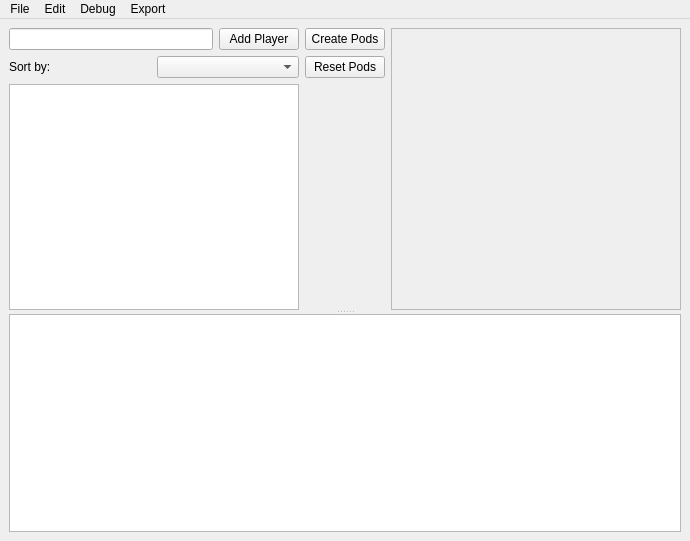
This is ui/MainWindow.ui in eVen-gits/EDH_matchmaker as Qt 5 draws it before an edit. The edited form follows.
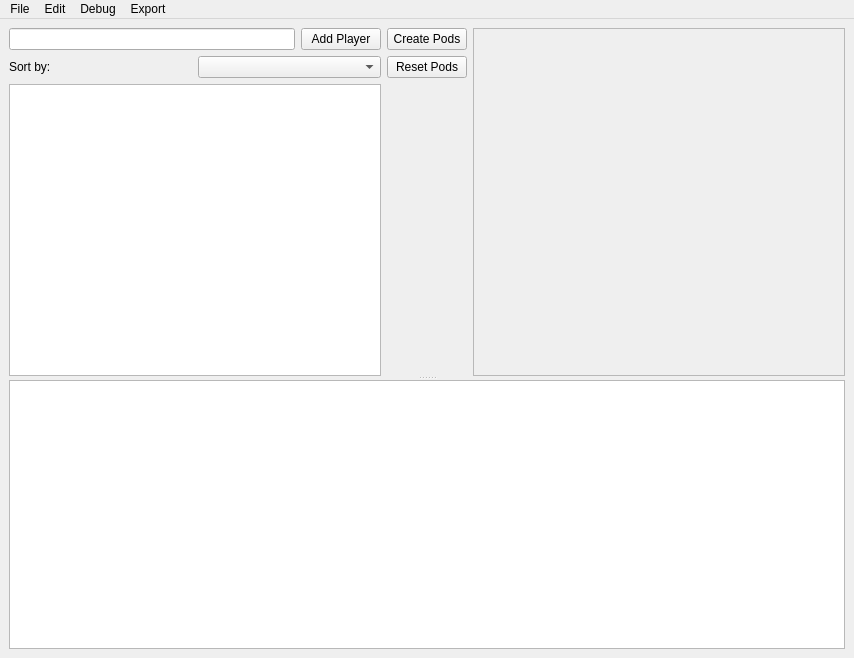
This is the edited form.

What changed in the file:
```diff
--- a/ui/MainWindow.ui
+++ b/ui/MainWindow.ui
@@ -6,8 +6,8 @@
    <rect>
     <x>0</x>
     <y>0</y>
-    <width>690</width>
-    <height>541</height>
+    <width>854</width>
+    <height>658</height>
    </rect>
   </property>
   <property name="windowTitle">
@@ -92,8 +92,8 @@
             <rect>
              <x>0</x>
              <y>0</y>
-             <width>283</width>
-             <height>289</height>
+             <width>365</width>
+             <height>358</height>
             </rect>
            </property>
            <layout class="QVBoxLayout" name="_2">
@@ -139,7 +139,7 @@
     <rect>
      <x>0</x>
      <y>0</y>
-     <width>690</width>
+     <width>854</width>
      <height>30</height>
     </rect>
    </property>
```
